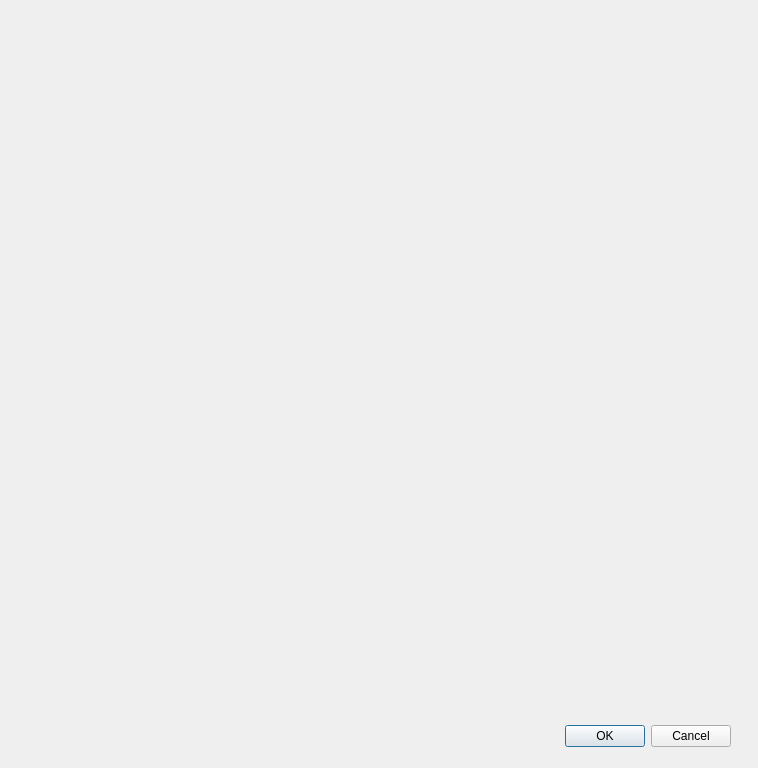
flajann2/mitchell-gravity-set, file gui/configuration.ui: the form before one commit.
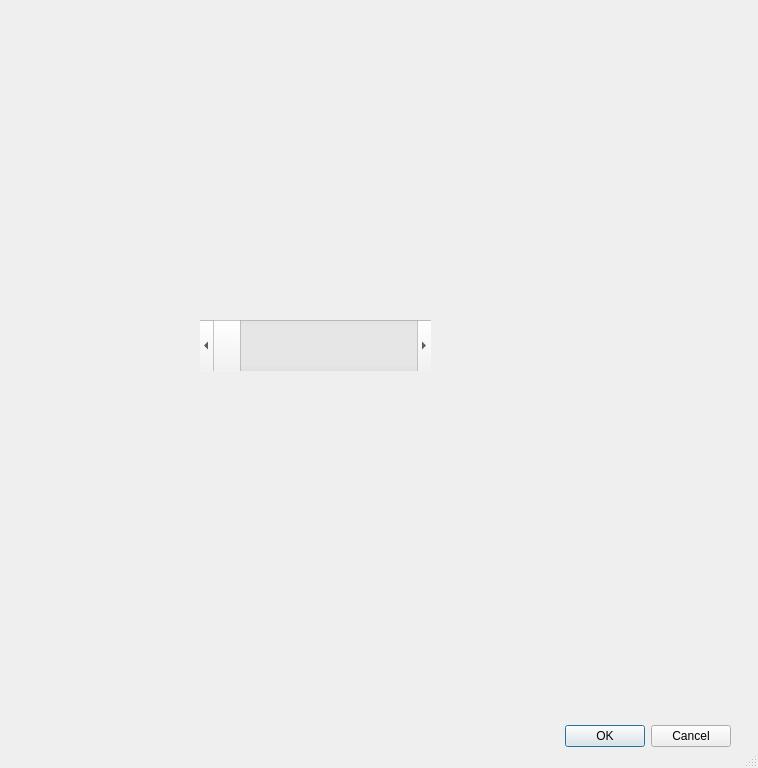
The form after the commit.

```diff
--- a/gui/configuration.ui
+++ b/gui/configuration.ui
@@ -13,13 +13,16 @@
   <property name="windowTitle">
    <string>Dialog</string>
   </property>
+  <property name="sizeGripEnabled">
+   <bool>true</bool>
+  </property>
   <widget class="QDialogButtonBox" name="buttonBox">
    <property name="geometry">
     <rect>
-     <x>390</x>
-     <y>720</y>
-     <width>341</width>
-     <height>32</height>
+     <x>550</x>
+     <y>721</y>
+     <width>181</width>
+     <height>31</height>
     </rect>
    </property>
    <property name="orientation">
@@ -29,6 +32,19 @@
     <set>QDialogButtonBox::Cancel|QDialogButtonBox::Ok</set>
    </property>
   </widget>
+  <widget class="QScrollBar" name="horizontalScrollBar">
+   <property name="geometry">
+    <rect>
+     <x>200</x>
+     <y>320</y>
+     <width>231</width>
+     <height>51</height>
+    </rect>
+   </property>
+   <property name="orientation">
+    <enum>Qt::Horizontal</enum>
+   </property>
+  </widget>
  </widget>
  <resources/>
  <connections>
```
Left out of the diff: 8 changed lines with no effect on the pictures.
